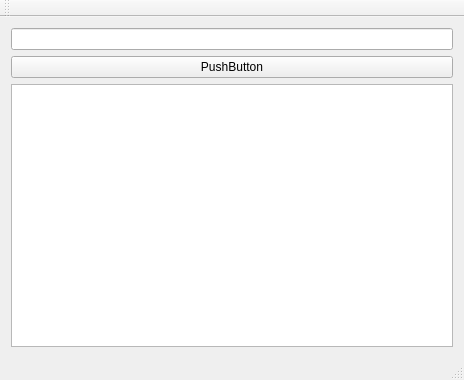
Above: hackserver/hackserver.ui from Scotfarel/HACKchat before the change. Below: the same form after it.
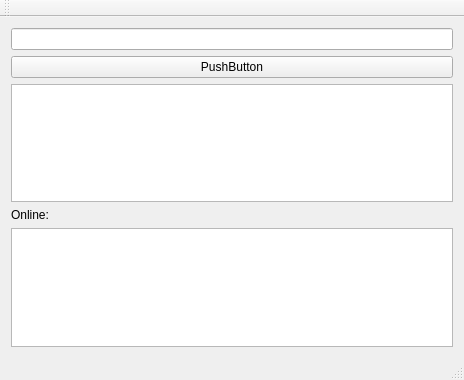
That is the form after the change.

Patch:
```diff
--- a/hackserver/hackserver.ui
+++ b/hackserver/hackserver.ui
@@ -28,6 +28,16 @@
     <item row="0" column="0">
      <widget class="QLineEdit" name="lineEdit"/>
     </item>
+    <item row="4" column="0">
+     <widget class="QListWidget" name="users"/>
+    </item>
+    <item row="3" column="0">
+     <widget class="QLabel" name="label">
+      <property name="text">
+       <string>Online:</string>
+      </property>
+     </widget>
+    </item>
    </layout>
   </widget>
   <widget class="QMenuBar" name="menuBar">
```
Left out of the diff: 6 changed lines with no effect on the pictures.
